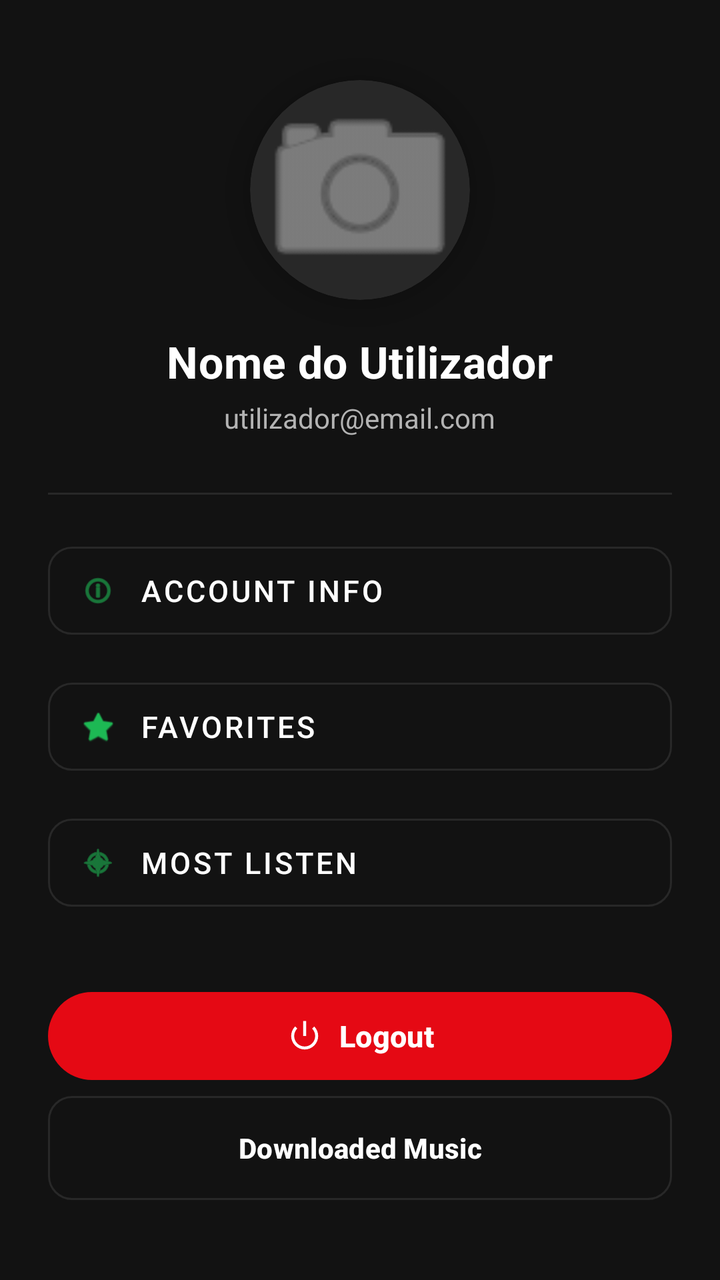
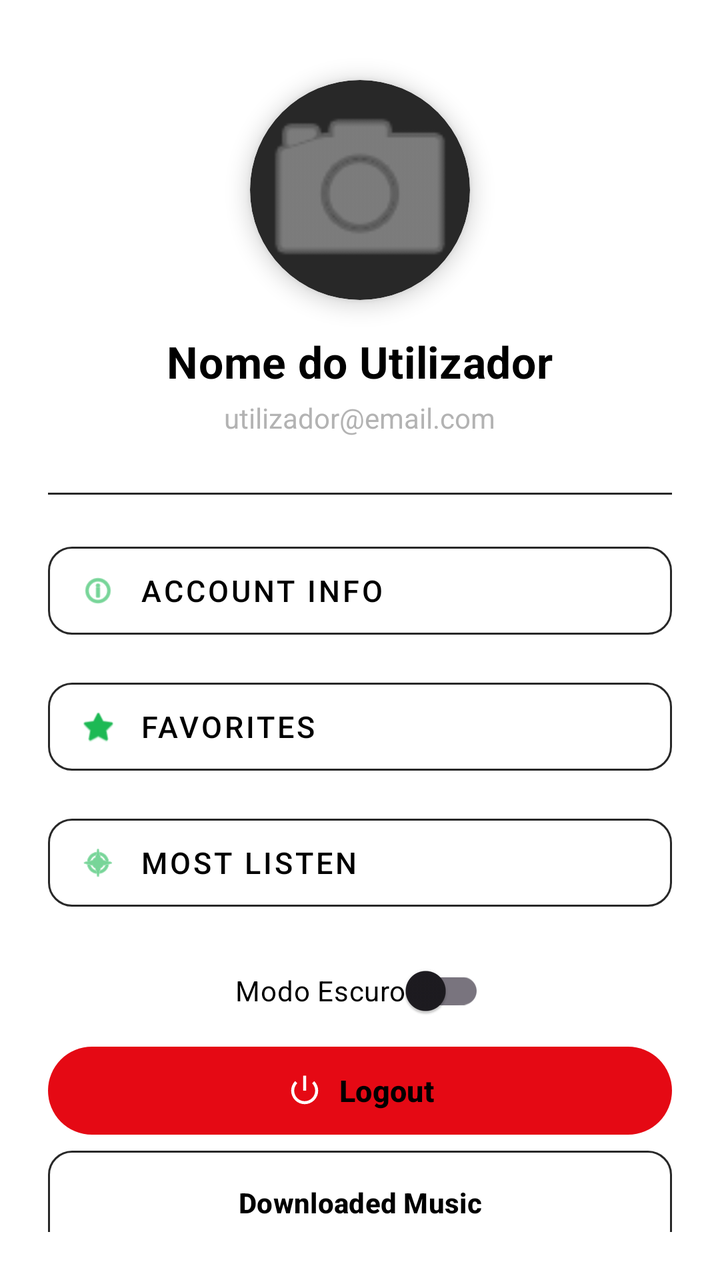

Two renders of the same Android screen: before a commit and after it. Below are the layout's source before the change and the commit's diff.
<!-- AndroidManifest.xml: application theme Theme.DSSMV_ProjectDroid_1230628_1222027 -->
<!-- res/layout/activity_settings.xml -->
<?xml version="1.0" encoding="utf-8"?>
<LinearLayout xmlns:android="http://schemas.android.com/apk/res/android"
              xmlns:app="http://schemas.android.com/apk/res-auto"
              android:id="@+id/main_settings"
              android:layout_width="match_parent"
              android:layout_height="match_parent"
              android:background="#121212"
              android:gravity="center_horizontal"
              android:orientation="vertical"
              android:padding="24dp">

    <androidx.cardview.widget.CardView
            android:layout_width="110dp"
            android:layout_height="110dp"
            android:layout_marginTop="16dp"
            app:cardBackgroundColor="#282828"
            app:cardCornerRadius="55dp"
            app:cardElevation="6dp">

        <ImageView
                android:id="@+id/imgProfilePicture"
                android:layout_width="match_parent"
                android:layout_height="match_parent"
                android:contentDescription="Foto de Perfil"
                android:scaleType="centerCrop"
                android:src="@android:drawable/ic_menu_camera"
                app:tint="#B3B3B3" />
    </androidx.cardview.widget.CardView>

    <TextView
            android:id="@+id/txtUserName"
            android:layout_width="wrap_content"
            android:layout_height="wrap_content"
            android:layout_marginTop="16dp"
            android:letterSpacing="0.01"
            android:text="Nome do Utilizador"
            android:textColor="#FFFFFF"
            android:textSize="22sp"
            android:textStyle="bold" />

    <TextView
            android:id="@+id/txtUserEmail"
            android:layout_width="wrap_content"
            android:layout_height="wrap_content"
            android:layout_marginTop="4dp"
            android:text="utilizador@email.com"
            android:textColor="#B3B3B3"
            android:textSize="14sp" />

    <View
            android:layout_width="match_parent"
            android:layout_height="1dp"
            android:layout_marginTop="28dp"
            android:layout_marginBottom="20dp"
            android:background="#282828" />

    <com.google.android.material.button.MaterialButton
            android:id="@+id/btnAccountInfo"
            style="@style/Widget.MaterialComponents.Button.OutlinedButton"
            android:layout_width="match_parent"
            android:layout_height="56dp"
            android:layout_marginBottom="12dp"
            android:text="Account info"
            android:textAlignment="viewStart"
            android:textColor="#FFFFFF"
            android:textSize="15sp"
            app:cornerRadius="12dp"
            app:icon="@android:drawable/ic_menu_info_details"
            app:iconGravity="textStart"
            app:iconPadding="12dp"
            app:iconTint="#1DB954"
            app:strokeColor="#282828"
            app:strokeWidth="1dp" />

    <com.google.android.material.button.MaterialButton
            android:id="@+id/btnFavoriteSongs"
            style="@style/Widget.MaterialComponents.Button.OutlinedButton"
            android:layout_width="match_parent"
            android:layout_height="56dp"
            android:layout_marginBottom="12dp"
            android:text="Favorites"
            android:textAlignment="viewStart"
            android:textColor="#FFFFFF"
            android:textSize="15sp"
            app:cornerRadius="12dp"
            app:icon="@android:drawable/btn_star"
            app:iconGravity="textStart"
            app:iconPadding="12dp"
            app:iconTint="#1DB954"
            app:strokeColor="#282828"
            app:strokeWidth="1dp" />

    <com.google.android.material.button.MaterialButton
            android:id="@+id/btnTopArtist"
            style="@style/Widget.MaterialComponents.Button.OutlinedButton"
            android:layout_width="match_parent"
            android:layout_height="56dp"
            android:layout_marginBottom="12dp"
            android:text="Most Listen"
            android:textAlignment="viewStart"
            android:textColor="#FFFFFF"
            android:textSize="15sp"
            app:cornerRadius="12dp"
            app:icon="@android:drawable/ic_menu_compass"
            app:iconGravity="textStart"
            app:iconPadding="12dp"
            app:iconTint="#1DB954"
            app:strokeColor="#282828"
            app:strokeWidth="1dp" />

    <View
            android:layout_width="match_parent"
            android:layout_height="0dp"
            android:layout_weight="1" />

    <com.google.android.material.button.MaterialButton
            android:id="@+id/btnLogout"
            android:layout_width="match_parent"
            android:layout_height="52dp"
            android:text="Logout"
            android:textColor="#FFFFFF"
            android:textSize="15sp"
            android:textStyle="bold"
            app:backgroundTint="#E50914"
            app:cornerRadius="26dp"
            app:icon="@android:drawable/ic_lock_power_off"
            app:iconGravity="textStart"
            app:iconPadding="8dp"
            app:iconTint="#FFFFFF" />

    <com.google.android.material.button.MaterialButton
            android:id="@+id/btnDownloadedMusic"
            style="?attr/materialButtonOutlinedStyle"
            android:layout_width="match_parent"
            android:layout_height="60dp"
            android:layout_marginBottom="12dp"
            android:text="Downloaded Music"
            android:textColor="#FFFFFF"
            android:textStyle="bold"
            app:cornerRadius="12dp"
            app:strokeColor="#282828" />

</LinearLayout>
<!-- resources referenced by this layout -->
<resources>
  <style name="Theme.DSSMV_ProjectDroid_1230628_1222027" parent="Base.Theme.DSSMV_ProjectDroid_1230628_1222027" />
  <style name="Base.Theme.DSSMV_ProjectDroid_1230628_1222027" parent="Theme.Material3.DayNight.NoActionBar">
          
          
      </style>
</resources>

<!-- the commit's change to res/layout/activity_settings.xml (unified diff, before → after) -->
@@ -4,7 +4,7 @@
               android:id="@+id/main_settings"
               android:layout_width="match_parent"
               android:layout_height="match_parent"
-              android:background="#121212"
+              android:background="@color/background_color"
               android:gravity="center_horizontal"
               android:orientation="vertical"
               android:padding="24dp">
@@ -34,7 +34,7 @@
             android:layout_marginTop="16dp"
             android:letterSpacing="0.01"
             android:text="Nome do Utilizador"
-            android:textColor="#FFFFFF"
+            android:textColor="@color/text_color"
             android:textSize="22sp"
             android:textStyle="bold" />
 
@@ -62,7 +62,7 @@
             android:layout_marginBottom="12dp"
             android:text="Account info"
             android:textAlignment="viewStart"
-            android:textColor="#FFFFFF"
+            android:textColor="@color/text_color"
             android:textSize="15sp"
             app:cornerRadius="12dp"
             app:icon="@android:drawable/ic_menu_info_details"
@@ -80,7 +80,7 @@
             android:layout_marginBottom="12dp"
             android:text="Favorites"
             android:textAlignment="viewStart"
-            android:textColor="#FFFFFF"
+            android:textColor="@color/text_color"
             android:textSize="15sp"
             app:cornerRadius="12dp"
             app:icon="@android:drawable/btn_star"
@@ -98,7 +98,7 @@
             android:layout_marginBottom="12dp"
             android:text="Most Listen"
             android:textAlignment="viewStart"
-            android:textColor="#FFFFFF"
+            android:textColor="@color/text_color"
             android:textSize="15sp"
             app:cornerRadius="12dp"
             app:icon="@android:drawable/ic_menu_compass"
@@ -107,6 +107,13 @@
             app:iconTint="#1DB954"
             app:strokeColor="#282828"
             app:strokeWidth="1dp" />
+
+    <com.google.android.material.switchmaterial.SwitchMaterial
+            android:id="@+id/btnSwitchMode"
+            android:layout_width="wrap_content"
+            android:layout_height="wrap_content"
+            android:text="Modo Escuro"
+            android:textColor="@color/text_color" />
 
     <View
             android:layout_width="match_parent"
@@ -118,7 +125,7 @@
             android:layout_width="match_parent"
             android:layout_height="52dp"
             android:text="Logout"
-            android:textColor="#FFFFFF"
+            android:textColor="@color/text_color"
             android:textSize="15sp"
             android:textStyle="bold"
             app:backgroundTint="#E50914"
@@ -135,7 +142,7 @@
             android:layout_height="60dp"
             android:layout_marginBottom="12dp"
             android:text="Downloaded Music"
-            android:textColor="#FFFFFF"
+            android:textColor="@color/text_color"
             android:textStyle="bold"
             app:cornerRadius="12dp"
             app:strokeColor="#282828" />
<!-- resource entries referenced after the edit -->
@@ -1,5 +1,7 @@
 <!-- resources referenced by this layout -->
 <resources>
+  <color name="background_color">#FFFFFF</color>
+  <color name="text_color">#000000</color>
   <style name="Theme.DSSMV_ProjectDroid_1230628_1222027" parent="Base.Theme.DSSMV_ProjectDroid_1230628_1222027" />
   <style name="Base.Theme.DSSMV_ProjectDroid_1230628_1222027" parent="Theme.Material3.DayNight.NoActionBar">
           
